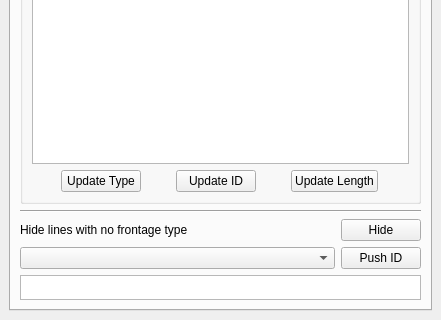
Old version of the form urban_data_input_dockwidget_base.ui in the repository spacesyntax/UrbanDataInputTool; both pictures show x 0 to 441 and y 503 to 823 of the 441 by 823 pixel window.
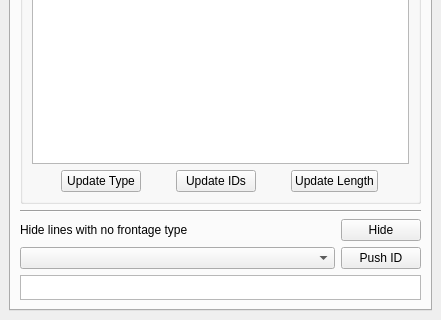
New version of the form. The open tabs and pages were chosen to show the change.

Commit message: change 'id' to 'ids'

Patch:
```diff
--- a/urban_data_input_dockwidget_base.ui
+++ b/urban_data_input_dockwidget_base.ui
@@ -158,7 +158,7 @@
                 </sizepolicy>
                </property>
                <property name="text">
-                <string>Update ID</string>
+                <string>Update IDs</string>
                </property>
               </widget>
              </item>
```
Left out of the diff: 6 changed lines with no effect on the pictures.
